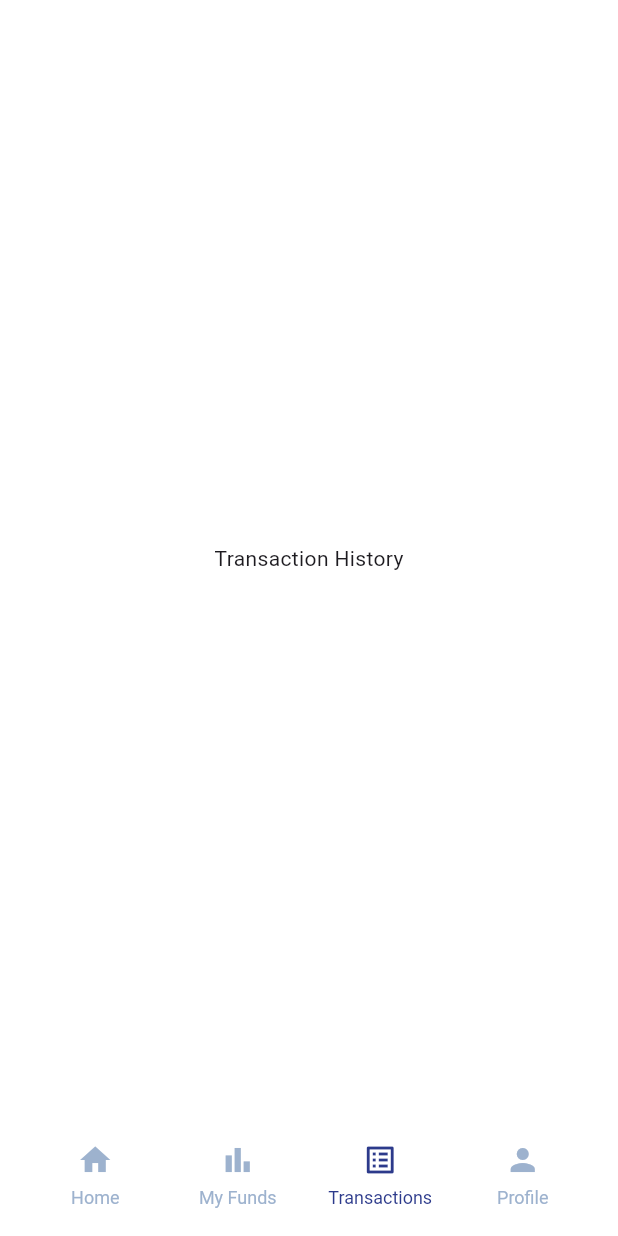
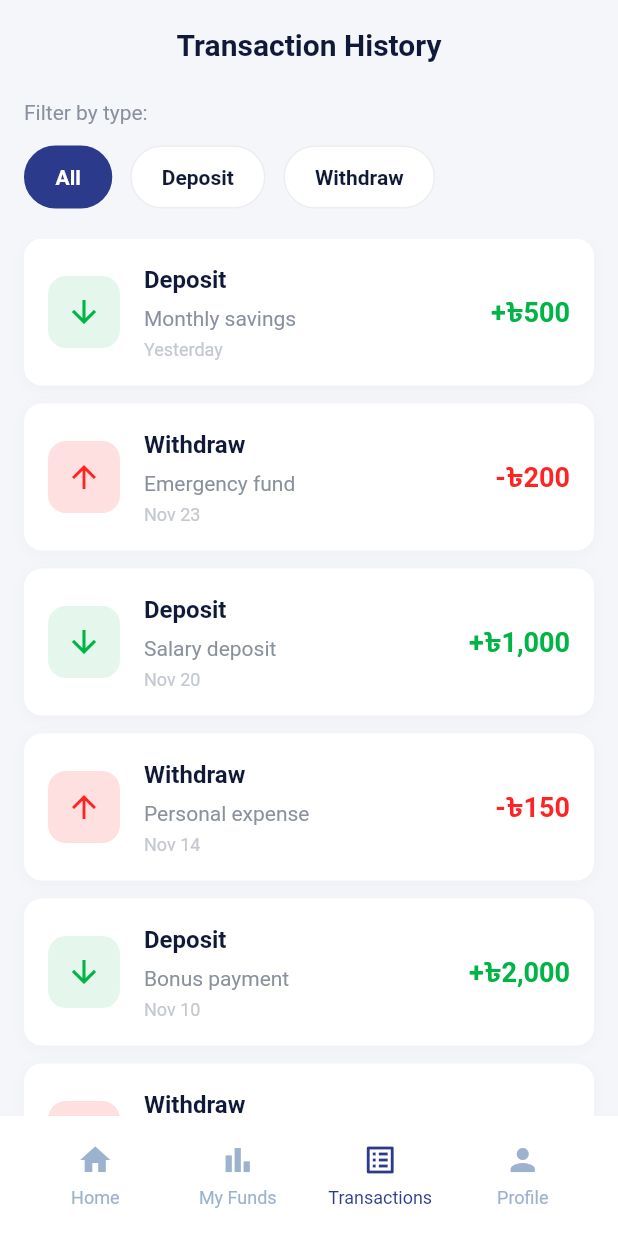
Before and after one commit to Muntasir89/Brac_EPL_Assignment, a Flutter app: the screen it shows after launch, item 3 of the bottom bar chosen, on a phone screen of 412 x 824 dp. Run offline on Flutter 3.47's test engine with Material 3 defaults, Android fonts, the phone set to English and light mode, and no system bars; our stand-ins replace bloc, device_info_plus, dio, firebase_core, flutter_bloc, flutter_riverpod and 4 more; missing offline and left inert: flutter_udid; accounts and stored records are empty; Roboto replaces fonts that are missing (DMSans, WorkSans).

Commit message:
TransactionHistoryPage UI done

```diff
--- a/lib/feature/home/view/home_page.dart
+++ b/lib/feature/home/view/home_page.dart
@@ -1,6 +1,6 @@
 import 'package:branc_epl/core/common/widgets/common_text_widget.dart';
 import 'package:branc_epl/feature/home/models/transaction_model.dart';
-import 'package:branc_epl/feature/home/widget/recent_transaction_item.dart';
+import 'package:branc_epl/feature/home/widget/transaction_history_item.dart';
 import 'package:branc_epl/styles/colors.dart';
 import 'package:branc_epl/styles/textstyles.dart';
 import 'package:branc_epl/utils/dimens/dimensions.dart';
@@ -173,7 +173,7 @@ class HomePage extends StatelessWidget {
                     return const SizedBox(height: 80); // Space for bottom nav
                   }
                   final transaction = transactions[index];
-                  return RecentTransactionItem(
+                  return TransactionHistoryItem(
                     icon: transaction.icon,
                     iconColor: transaction.iconColor,
                     iconBg: transaction.iconBg,
--- a/lib/feature/home/widget/recent_transaction_item.dart
+++ b/lib/feature/home/widget/transaction_history_item.dart
@@ -4,8 +4,8 @@ import 'package:branc_epl/styles/textstyles.dart';
 import 'package:branc_epl/utils/dimens/dimensions.dart';
 import 'package:flutter/material.dart';
 
-class RecentTransactionItem extends StatelessWidget {
-  const RecentTransactionItem({
+class TransactionHistoryItem extends StatelessWidget {
+  const TransactionHistoryItem({
     super.key,
     required this.icon,
     required this.iconColor,
--- a/lib/feature/landing/landing_page.dart
+++ b/lib/feature/landing/landing_page.dart
@@ -2,6 +2,7 @@ import 'package:branc_epl/feature/home/view/home_page.dart';
 import 'package:branc_epl/feature/landing/widget/bottom_appbar/bloc/navigation_bloc.dart';
 import 'package:branc_epl/feature/landing/widget/bottom_appbar/custom_bottom_appbar.dart';
 import 'package:branc_epl/feature/my_funds/view/my_funds_page.dart';
+import 'package:branc_epl/feature/transaction_history/view/transaction_history_page.dart';
 import 'package:branc_epl/styles/colors.dart';
 import 'package:flutter/material.dart';
 import 'package:flutter_bloc/flutter_bloc.dart';
@@ -12,7 +13,7 @@ class LandingPage extends StatelessWidget {
   static final screens = [
     HomePage(),
     MyFundsPage(),
-    Center(child: Text("Transaction History")),
+    TransactionHistoryPage(),
     Center(child: Text("Profile")),
   ];
 
--- /dev/null
+++ b/lib/feature/transaction_history/view/transaction_history_page.dart
@@ -0,0 +1,209 @@
+import 'package:branc_epl/core/common/widgets/common_text_widget.dart';
+import 'package:branc_epl/feature/home/models/transaction_model.dart';
+import 'package:branc_epl/feature/home/widget/transaction_history_item.dart';
+import 'package:branc_epl/styles/colors.dart';
+import 'package:branc_epl/styles/spacing.dart';
+import 'package:branc_epl/styles/textstyles.dart';
+import 'package:flutter/material.dart';
+
+class TransactionHistoryPage extends StatefulWidget {
+  const TransactionHistoryPage({super.key});
+
+  @override
+  State<TransactionHistoryPage> createState() => _TransactionHistoryPageState();
+}
+
+class _TransactionHistoryPageState extends State<TransactionHistoryPage> {
+  String selectedFilter = 'All';
+
+  final List<String> filters = ['All', 'Deposit', 'Withdraw'];
+
+  // All transactions
+  final List<TransactionModel> allTransactions = [
+    TransactionModel(
+      icon: Icons.arrow_downward,
+      iconColor: greenShade1,
+      iconBg: greenShade1.withOpacity(0.1),
+      title: 'Deposit',
+      subtitle: 'Monthly savings',
+      date: 'Yesterday',
+      amount: '+৳500',
+      amountColor: greenShade1,
+    ),
+    TransactionModel(
+      icon: Icons.arrow_upward,
+      iconColor: rejectedColor,
+      iconBg: rejectedBackgroundColor,
+      title: 'Withdraw',
+      subtitle: 'Emergency fund',
+      date: 'Nov 23',
+      amount: '-৳200',
+      amountColor: rejectedColor,
+    ),
+    TransactionModel(
+      icon: Icons.arrow_downward,
+      iconColor: greenShade1,
+      iconBg: greenShade1.withOpacity(0.1),
+      title: 'Deposit',
+      subtitle: 'Salary deposit',
+      date: 'Nov 20',
+      amount: '+৳1,000',
+      amountColor: greenShade1,
+    ),
+    TransactionModel(
+      icon: Icons.arrow_upward,
+      iconColor: rejectedColor,
+      iconBg: rejectedBackgroundColor,
+      title: 'Withdraw',
+      subtitle: 'Personal expense',
+      date: 'Nov 14',
+      amount: '-৳150',
+      amountColor: rejectedColor,
+    ),
+    TransactionModel(
+      icon: Icons.arrow_downward,
+      iconColor: greenShade1,
+      iconBg: greenShade1.withOpacity(0.1),
+      title: 'Deposit',
+      subtitle: 'Bonus payment',
+      date: 'Nov 10',
+      amount: '+৳2,000',
+      amountColor: greenShade1,
+    ),
+    TransactionModel(
+      icon: Icons.arrow_upward,
+      iconColor: rejectedColor,
+      iconBg: rejectedBackgroundColor,
+      title: 'Withdraw',
+      subtitle: 'Shopping',
+      date: 'Nov 08',
+      amount: '-৳350',
+      amountColor: rejectedColor,
+    ),
+    TransactionModel(
+      icon: Icons.arrow_downward,
+      iconColor: greenShade1,
+      iconBg: greenShade1.withOpacity(0.1),
+      title: 'Deposit',
+      subtitle: 'Freelance income',
+      date: 'Nov 05',
+      amount: '+৳800',
+      amountColor: greenShade1,
+    ),
+  ];
+
+  List<TransactionModel> get filteredTransactions {
+    if (selectedFilter == 'All') {
+      return allTransactions;
+    } else if (selectedFilter == 'Deposit') {
+      return allTransactions.where((t) => t.title == 'Deposit').toList();
+    } else if (selectedFilter == 'Withdraw') {
+      return allTransactions.where((t) => t.title == 'Withdraw').toList();
+    }
+    return allTransactions;
+  }
+
+  @override
+  Widget build(BuildContext context) {
+    return Scaffold(
+      backgroundColor: frameBg,
+      body: SafeArea(
+        child: Column(
+          children: [
+            Gap.h16,
+            // Title
+            CommonTextWidget(
+              text: 'Transaction History',
+              style: f20w600(color: black),
+            ),
+            Gap.h20,
+
+            // Filter Section
+            Padding(
+              padding: const EdgeInsets.symmetric(horizontal: 16),
+              child: Column(
+                crossAxisAlignment: CrossAxisAlignment.start,
+                children: [
+                  CommonTextWidget(
+                    text: 'Filter by type:',
+                    style: f14w400(color: blackShade3),
+                  ),
+                  Gap.h12,
+
+                  // Filter Chips
+                  Row(
+                    children: filters.map((filter) {
+                      final isSelected = selectedFilter == filter;
+                      return Padding(
+                        padding: const EdgeInsets.only(right: 12),
+                        child: GestureDetector(
+                          onTap: () {
+                            setState(() {
+                              selectedFilter = filter;
+                            });
+                          },
+                          child: Container(
+                            padding: const EdgeInsets.symmetric(
+                              horizontal: 20,
+                              vertical: 10,
+                            ),
+                            decoration: BoxDecoration(
+                              color: isSelected ? blueOriginal : white,
+                              borderRadius: DimenSizes.radius_50,
+                              border: Border.all(
+                                color: isSelected ? blueOriginal : blackShade5,
+                                width: 1,
+                              ),
+                            ),
+                            child: CommonTextWidget(
+                              text: filter,
+                              style: f14w600(color: isSelected ? white : black),
+                            ),
+                          ),
+                        ),
+                      );
+                    }).toList(),
+                  ),
+                ],
+              ),
+            ),
+
+            Gap.h20,
+
+            // Transaction List
+            Expanded(
+              child: filteredTransactions.isEmpty
+                  ? Center(
+                      child: CommonTextWidget(
+                        text: 'No transactions found',
+                        style: f16w400(color: blackShade3),
+                      ),
+                    )
+                  : ListView.builder(
+                      padding: const EdgeInsets.symmetric(horizontal: 16),
+                      itemCount: filteredTransactions.length + 1,
+                      itemBuilder: (context, index) {
+                        if (index == filteredTransactions.length) {
+                          return Gap.h80; // Space for bottom nav
+                        }
+
+                        final transaction = filteredTransactions[index];
+                        return TransactionHistoryItem(
+                          icon: transaction.icon,
+                          iconColor: transaction.iconColor,
+                          iconBg: transaction.iconBg,
+                          title: transaction.title,
+                          subtitle: transaction.subtitle,
+                          date: transaction.date,
+                          amount: transaction.amount,
+                          amountColor: transaction.amountColor,
+                        );
+                      },
+                    ),
+            ),
+          ],
+        ),
+      ),
+    );
+  }
+}
```
Also changed, not shown: lib/feature/profile/view/profile_page.dart (added).
